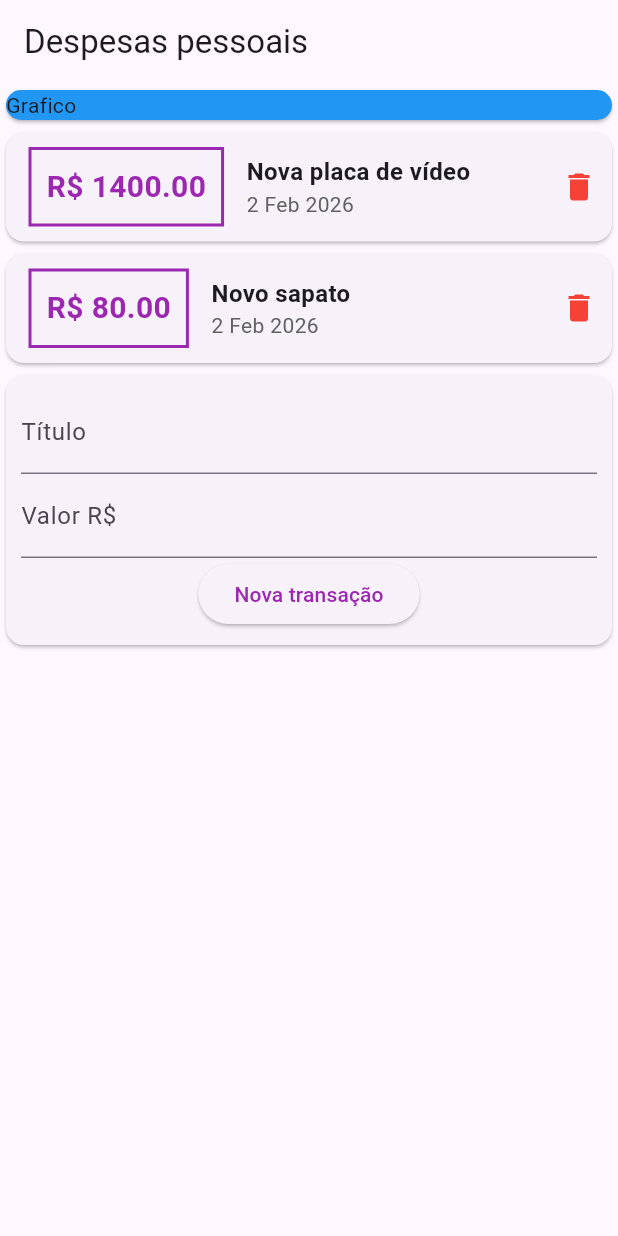
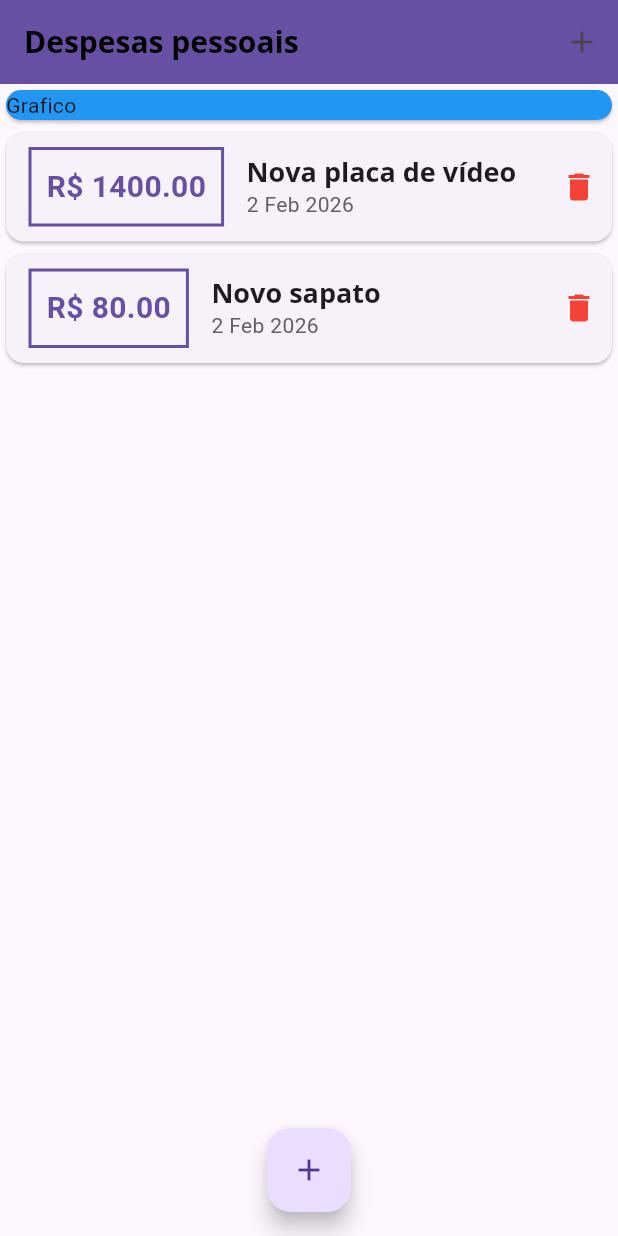
Before and after one commit to keevinmarks/Expenses_app, a Flutter app: the screen it shows after launch, on a phone screen of 412 x 824 dp. Run offline on Flutter 3.47's test engine with Material 3 defaults, Android fonts, the phone set to English and light mode, and no system bars.

Commit message:
Add files via upload

```diff
--- a/lib/components/transaction_list.dart
+++ b/lib/components/transaction_list.dart
@@ -9,12 +9,23 @@ class TransactionList extends StatelessWidget {
 
   @override
   Widget build(BuildContext context) {
-    return Column(
-      crossAxisAlignment: CrossAxisAlignment.stretch,
-      children:
-          transactions
-                  .map(
-                    (tr) => Card(
+    return Container(
+      height: 600,
+      child: transactions.isEmpty
+          ? Column(
+              children: [
+                Text(
+                  "Nenhuma transação cadastrada!",
+                  style: Theme.of(context).textTheme.titleLarge,
+                ),
+                Image.asset('assets/images/waiting.png')
+              ],
+            )
+          : ListView.builder(
+              itemCount: transactions.length,
+              itemBuilder: (ctx, index) {
+                final tr = transactions[index];
+                return Card(
                   child: Row(
                     children: [
                       Container(
@@ -25,18 +36,18 @@ class TransactionList extends StatelessWidget {
                         ),
                         decoration: BoxDecoration(
                           border: Border.all(
-                                color: Colors.purple,
+                            color: Theme.of(context).primaryColor,
                             width: 2,
                           ),
                         ),
                         //EdgeInsets.all, colocar um valor para todos os lados
                         padding: EdgeInsets.all(10),
                         child: Text(
-                              'R\$ ${tr.value.toStringAsFixed(2)}',
+                          'R\$ ${tr.value?.toStringAsFixed(2)}',
                           style: TextStyle(
                             fontWeight: FontWeight.bold,
                             fontSize: 20,
-                                color: Colors.purple,
+                            color: Theme.of(context).primaryColor,
                           ),
                         ),
                       ),
@@ -45,10 +56,7 @@ class TransactionList extends StatelessWidget {
                         children: [
                           Text(
                             tr.title,
-                                style: TextStyle(
-                                  fontWeight: FontWeight.bold,
-                                  fontSize: 16,
-                                ),
+                            style: Theme.of(context).textTheme.titleLarge,
                           ),
                           Text(
                             DateFormat('d MMM y').format(tr.date),
@@ -66,10 +74,9 @@ class TransactionList extends StatelessWidget {
                       ),
                     ],
                   ),
+                );
+              },
             ),
-                  )
-                  .toList()
-              as List<Widget>,
     );
   }
 }
--- a/lib/main.dart
+++ b/lib/main.dart
@@ -1,4 +1,6 @@
-import 'package:expenses_app/components/transaction_user.dart';
+import 'package:expenses_app/components/transaction_form.dart';
+import 'package:expenses_app/components/transaction_list.dart';
+import 'package:expenses_app/models/transaction.dart';
 import 'package:flutter/material.dart';
 
 //Método main que roda a aplicação
@@ -10,37 +12,91 @@ main() {
 class ExpensesApp extends StatelessWidget {
   @override
   Widget build(BuildContext context) {
-    return MaterialApp(home: MyHomeApp());
+    return MaterialApp(
+      home: MyHomeApp(),
+      theme: ThemeData(
+        primarySwatch: Colors.yellow,
+        fontFamily: "Quicksand",
+        textTheme: ThemeData.light().textTheme.copyWith(
+          titleLarge: TextStyle(
+            fontFamily: "OpenSans",
+            fontSize: 18,
+            fontWeight: FontWeight.bold
+          )
+        ),
+        appBarTheme: AppBarTheme(
+          titleTextStyle: TextStyle(
+            fontFamily: "OpenSans",
+            fontSize: 20,
+            fontWeight: FontWeight.bold,
+            color: Colors.black
+          )
+        ),
+      ),
+    );
+    //colorScheme: ColorScheme(brightness: brightness, primary: primary, onPrimary: onPrimary, secondary: secondary, onSecondary:onSecondary, error: error, onError: onError, surface: surface, onSurface: onSurface)
   }
 }
 
 //Classe responsável por exibir a estrutura da home page
-class MyHomeApp extends StatelessWidget {
-  //Criando uma lista simples do objeto transactions para usar como exemplo
+class MyHomeApp extends StatefulWidget {
+  @override
+  State<MyHomeApp> createState() => _MyHomeAppState();
+}
 
-
-  final List<String> months = [
-    'Jan',
-    'Fev',
-    'Mar',
-    'Abr',
-    'Mai',
-    'Jun',
-    'Jul',
-    'Ago',
-    'Set',
-    'Out',
-    'Nov',
-    'Dez',
+class _MyHomeAppState extends State<MyHomeApp> {
+  List<Transaction> transactions = [
+    Transaction(
+      id: 1,
+      title: "Nova placa de vídeo",
+      date: DateTime.now(),
+      value: 1400.0,
+    ),
+    Transaction(id: 2, title: "Novo sapato", date: DateTime.now(), value: 80.0),
   ];
 
-  //Método que constroi o widget
+  void addTransaction(Transaction transaction) {
+    setState(() {
+      transactions.add(transaction);
+    });
+
+    Navigator.of(context).pop();
+  }
+
+  void _openTransactionFormModal(BuildContext context) {
+    showModalBottomSheet(
+      context: context,
+      builder: (_) {
+        return TransactionForm(addTransaction, transactions.length);
+      },
+    );
+  }
+
+  //Criando uma lista simples do objeto transactions para usar como exemplo
   @override
   Widget build(BuildContext context) {
     return Scaffold(
       //Barra inical do aplicativo
-      appBar: AppBar(title: Text("Despesas pessoais")),
-      body: Column(
+      appBar: AppBar(
+        title: Text(
+          "Despesas pessoais",
+          style: TextStyle(
+            //color: Colors.white,
+            //fontFamily: "OpenSans"
+          ),
+        ),
+        actions: [
+          IconButton(
+            onPressed: () => _openTransactionFormModal(context),
+            icon: Icon(Icons.add),
+          ),
+        ],
+        backgroundColor: Theme.of(context).primaryColor,
+      ),
+
+      //Widget SingleChildScrollView, deixa o componente rolável(O componente pai precisa ter um tamanho definido)
+      body: SingleChildScrollView(
+        child: Column(
           //Atributos para modificar alinhamento nos eixos horizontal e vertical, com base nas regras de flexbox
           //mainAxisAlignment: MainAxisAlignment.spaceAround,
           crossAxisAlignment: CrossAxisAlignment.stretch,
@@ -49,9 +105,15 @@ class MyHomeApp extends StatelessWidget {
               width: double.infinity,
               child: Card(color: Colors.blue, child: Text("Grafico")),
             ),
-          TransactionUser()
+            TransactionList(transactions),
           ],
         ),
+      ),
+      floatingActionButton: FloatingActionButton(
+        child: Icon(Icons.add),
+        onPressed: () => _openTransactionFormModal(context),
+      ),
+      floatingActionButtonLocation: FloatingActionButtonLocation.centerFloat,
     );
   }
 }
--- a/lib/models/transaction.dart
+++ b/lib/models/transaction.dart
@@ -1,7 +1,7 @@
 class Transaction {
-  final String id;
+  final int id;
   final String title;
-  final double value;
+  final double? value;
   final DateTime date;
 
   Transaction({
```
Also changed, not shown: lib/components/transaction_form.dart (+36 -2 lines), lib/components/transaction_user.txt (added, +25 -0 lines), pubspec.yaml (+14 -14 lines), assets/fonts/OpenSans-Bold.ttf (added), assets/fonts/OpenSans-Regular.ttf (added), assets/fonts/Quicksand-Bold.ttf (added), assets/fonts/Quicksand-Light.ttf (added), assets/fonts/Quicksand-Medium.ttf (added), assets/fonts/Quicksand-Regular.ttf (added), assets/images/waiting.png (added). Lines whose indentation alone changed are shown as unchanged.
